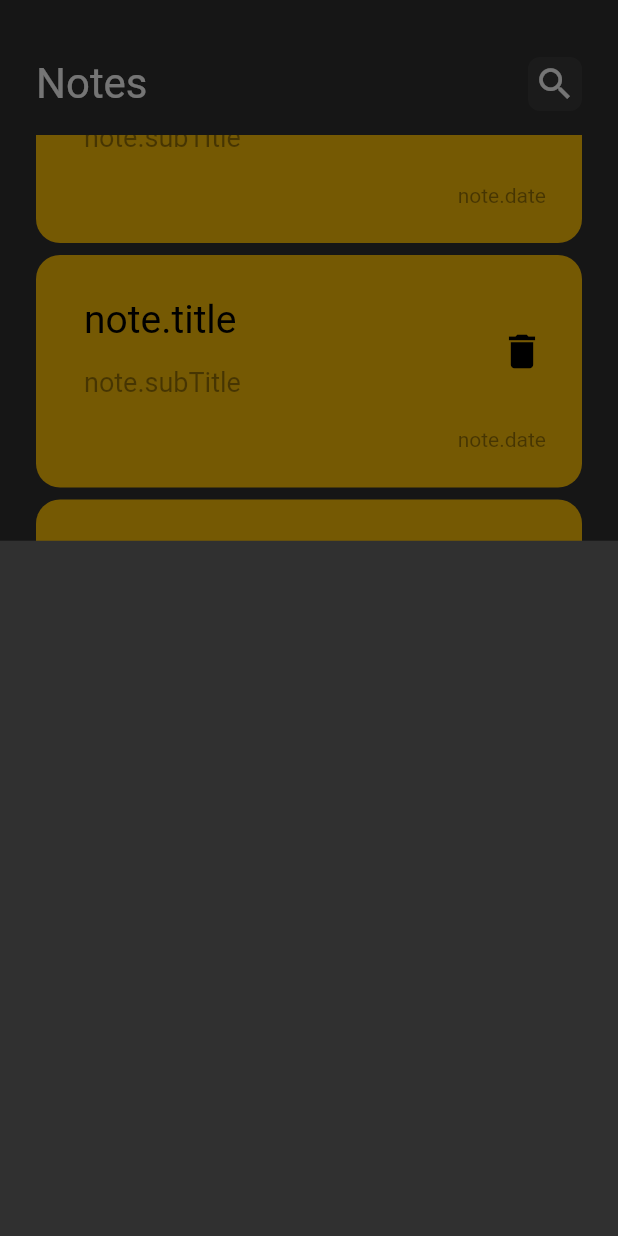
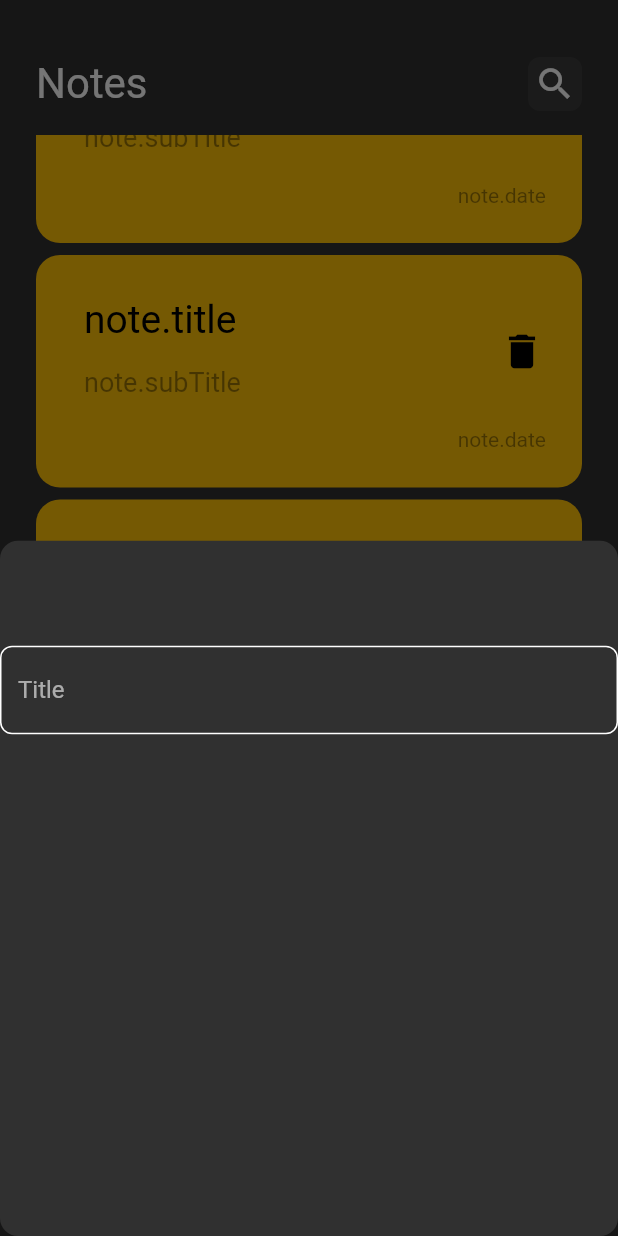
Before and after one commit to Rana-Mohsen/notes_app, a Flutter app: the screen it shows after launch, scrolled down 576 dp, after a tap on the "add" icon, on a phone screen of 412 x 824 dp. Run offline on Flutter 3.47's test engine with Material 2 defaults, Android fonts, the phone set to English and light mode, and no system bars.

Commit message:
custom text field

```diff
--- /dev/null
+++ b/lib/constants.dart
@@ -0,0 +1,3 @@
+import 'package:flutter/material.dart';
+
+const kPrimaryColor = Color(0xff62fcd7);
--- a/lib/views/notes_view.dart
+++ b/lib/views/notes_view.dart
@@ -11,6 +11,9 @@ class NotesView extends StatelessWidget {
         floatingActionButton: FloatingActionButton(
           onPressed: () {
             showModalBottomSheet(
+                shape: RoundedRectangleBorder(
+                  borderRadius: BorderRadius.circular(12)
+                ),
                 context: context,
                 builder: (context) {
                   return AddNoteBottomSheet();
--- a/lib/views/widgets/add_note_bottom_sheet.dart
+++ b/lib/views/widgets/add_note_bottom_sheet.dart
@@ -1,10 +1,16 @@
 import 'package:flutter/material.dart';
+import 'package:notes_app/views/widgets/custom_text_field.dart';
 
 class AddNoteBottomSheet extends StatelessWidget {
   const AddNoteBottomSheet({super.key});
 
   @override
   Widget build(BuildContext context) {
-    return  Container();
+    return  Container(
+      child: Column(children: [
+        SizedBox(height: 70,),
+        CutomTextField()
+      ]),
+    );
   }
 }
--- /dev/null
+++ b/lib/views/widgets/custom_text_field.dart
@@ -0,0 +1,26 @@
+import 'package:flutter/material.dart';
+import 'package:notes_app/constants.dart';
+
+class CutomTextField extends StatelessWidget {
+  const CutomTextField({super.key});
+
+  @override
+  Widget build(BuildContext context) {
+    return TextField(
+      cursorColor: kPrimaryColor,
+          decoration: InputDecoration(
+            hintText: 'Title',
+            // border: buildBorder(),
+            enabledBorder: buildBorder(),
+            focusedBorder: buildBorder(kPrimaryColor)
+          ),
+        );
+  }
+
+  OutlineInputBorder buildBorder([color]) {
+    return OutlineInputBorder(
+            borderSide: BorderSide(color: color?? Colors.white),
+            borderRadius: BorderRadius.circular(8)
+          );
+  }
+}
```
